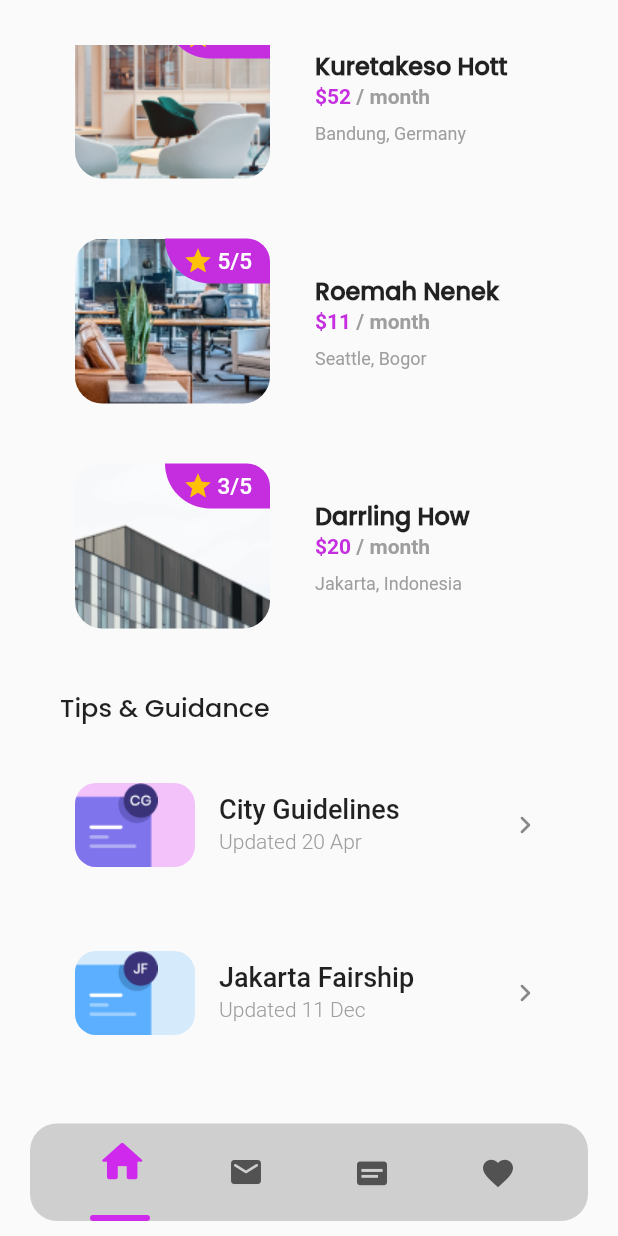
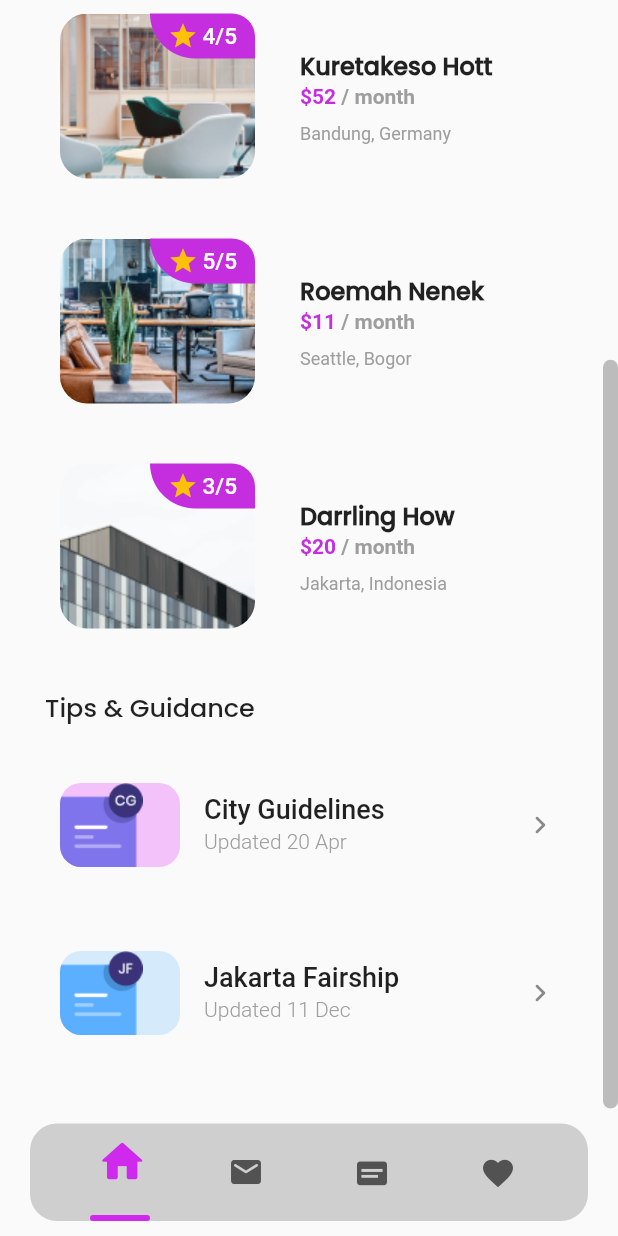
Before and after one commit to AdamHarish25/project_reserving_app, a Flutter app: the HomePage screen opened directly, scrolled down 355 dp, on a phone screen of 412 x 824 dp. Run offline on Flutter 3.47's test engine with Material 2 defaults, Android fonts, the light colour scheme and no system bars; our stand-ins replace flutter_rating_bar.

Commit message:
Newest Updates

```diff
--- a/lib/homePage.dart
+++ b/lib/homePage.dart
@@ -400,14 +400,19 @@ class MainPage extends StatelessWidget {
     return Container(
       height: MediaQuery.of(context).size.height,
       width: MediaQuery.of(context).size.width,
-      padding: EdgeInsets.symmetric(
-        horizontal: 40,
-        vertical: 30,
-      ),
+      child: Scrollbar(
+        thickness: 10,
+        radius: Radius.circular(20),
+        interactive: true,
         child: SingleChildScrollView(
           physics: BouncingScrollPhysics(),
           padding: EdgeInsets.only(
             bottom: 50,
+          ),
+          child: Padding(
+            padding: EdgeInsets.symmetric(
+              horizontal: 30,
+              vertical: 30,
             ),
             child: Column(
               children: [
@@ -612,7 +617,8 @@ class MainPage extends StatelessWidget {
                                       text: ListHarga[idx],
                                       style: TextStyle(
                                         fontWeight: FontWeight.bold,
-                                    color: Color.fromARGB(255, 196, 46, 222),
+                                        color:
+                                            Color.fromARGB(255, 196, 46, 222),
                                       ),
                                     ),
                                   ),
@@ -712,6 +718,8 @@ class MainPage extends StatelessWidget {
               ],
             ),
           ),
+        ),
+      ),
     );
   }
 }
```
Also changed, not shown: lib/bookingPage.dart (+38 -23 lines). Lines whose indentation alone changed are shown as unchanged.
